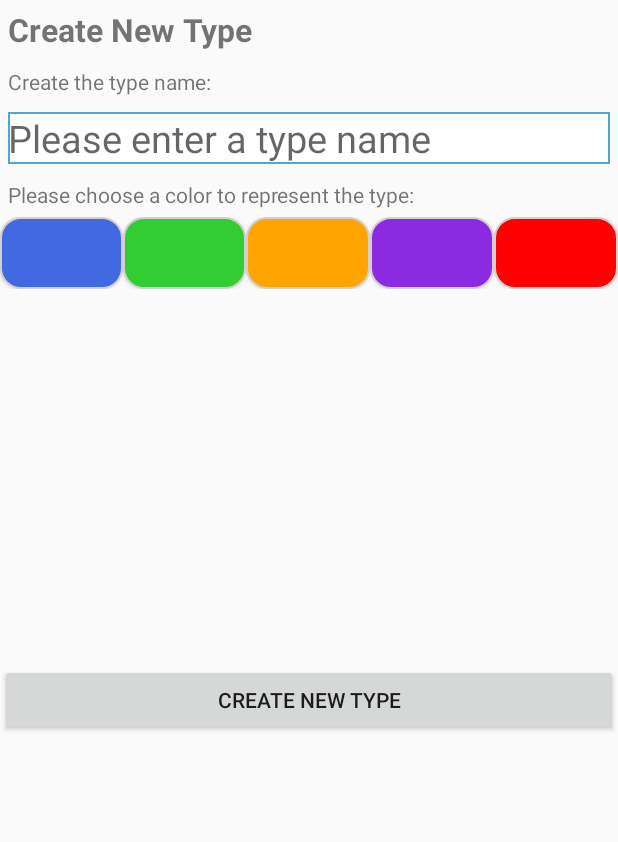
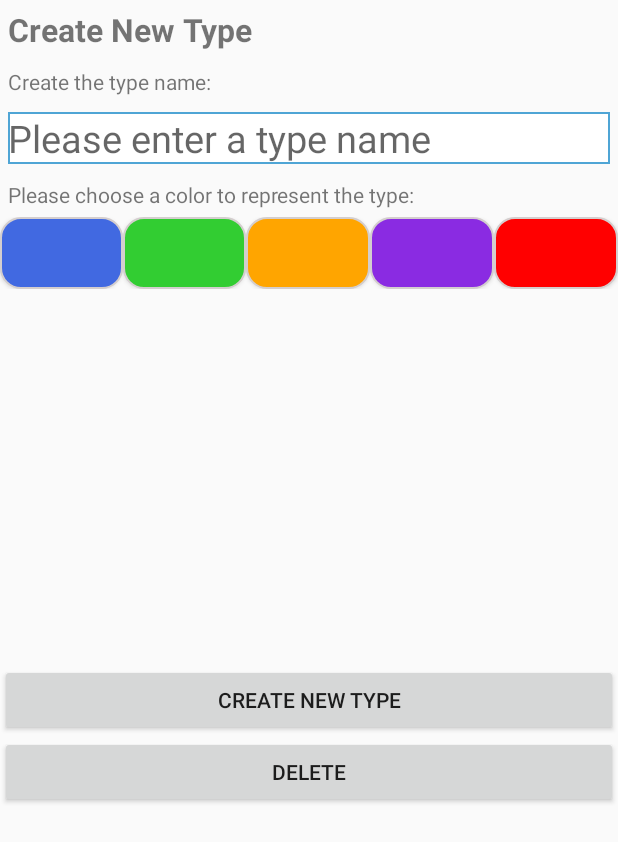
Before and after one commit to Vison-lin/TimeManager, an Android app: the layout typemanagement.xml on its own in the app's theme, with its tools: preview values and no code run, on a phone screen of 412 x 824 dp. Shown: the top 842 px of the screen. Run offline under Robolectric (Android 15) with nearby library versions, the phone set to English and light mode, and no system bars.

Commit message:
Multi fixed/improved

```diff
--- a/app/src/main/java/com/doooge/timemanager/LocalDatabaseHelper.java
+++ b/app/src/main/java/com/doooge/timemanager/LocalDatabaseHelper.java
@@ -217,7 +217,7 @@ public class LocalDatabaseHelper extends SQLiteOpenHelper {
      * This method is used for displaying current Database for debugging only.
      * @param context pass current context
      */
-    protected void showAllData(Context context) {
+    public void showAllData(Context context) {
         SQLiteDatabase db = this.getWritableDatabase();
 
         StringBuilder buffer = new StringBuilder();
--- a/app/src/main/java/com/doooge/timemanager/MainPageSlidesAdapter.java
+++ b/app/src/main/java/com/doooge/timemanager/MainPageSlidesAdapter.java
@@ -24,7 +24,7 @@ public class MainPageSlidesAdapter extends FragmentActivity {
     /**
      * The number of pages (3) to show.
      */
-    private static final int NUM_PAGES = 3;//TODO Static & Adding new Task PAGES To BE IMPLEMENTED
+    private static final int NUM_PAGES = 3;
 
     /**
      * The pager widget, which handles animation and allows swiping horizontally to access previous
--- a/app/src/main/java/com/doooge/timemanager/SpecificTaskCreator.java
+++ b/app/src/main/java/com/doooge/timemanager/SpecificTaskCreator.java
@@ -89,7 +89,7 @@ public class SpecificTaskCreator extends AppCompatActivity {
         timePickerDialogInterface = new TimePickerDialogInterface() {
             @Override
             public void positiveListener(int year, int month, int day) {
-                System.out.println(year + "===" + (month + 1) + "====" + day);
+//                System.out.println(year + "===" + (month + 1) + "====" + day);//TODO Vison: Please DELETE if not use anymore!
                 setYear(year);
                 setMonth(month + 1);
                 setDay(day);
--- a/app/src/main/java/com/doooge/timemanager/SpecificTaskOverviewFragment.java
+++ b/app/src/main/java/com/doooge/timemanager/SpecificTaskOverviewFragment.java
@@ -28,8 +28,6 @@ public class SpecificTaskOverviewFragment extends Fragment implements View.OnCli
     private LocalDatabaseHelper ldh;
     private SpecificTaskOverviewAdapter adapter;
     private ArrayList<SpecificTask> specificTasks;
-    //TODO To be deleted: Facked Calendar (搜索条件)
-    //================================================
 
     @Override
     public View onCreateView(LayoutInflater inflater, ViewGroup container,
--- a/app/src/main/java/com/doooge/timemanager/Task.java
+++ b/app/src/main/java/com/doooge/timemanager/Task.java
@@ -13,9 +13,7 @@ public class Task implements Serializable {
 
     public Task(String taskName) {
         this.taskName = taskName;
-        //todo delete this.
         type = new Type("11","11");
-        type.setId(1);
     }
 
     public String getTaskName() {
--- a/app/src/main/res/layout/typemanagement.xml
+++ b/app/src/main/res/layout/typemanagement.xml
@@ -1,6 +1,5 @@
 <?xml version="1.0" encoding="utf-8"?>
 <android.support.constraint.ConstraintLayout xmlns:android="http://schemas.android.com/apk/res/android"
-    xmlns:tools="http://schemas.android.com/tools"
     android:layout_width="match_parent"
     android:layout_height="match_parent">
 
@@ -116,8 +115,7 @@
                 android:layout_width="match_parent"
                 android:layout_height="match_parent"
                 android:layout_weight="1"
-                android:text="DELETE"
-                android:visibility="invisible"/>
+                android:text="DELETE" />
 
         </LinearLayout>
     </LinearLayout>
--- a/app/src/main/res/values/strings.xml
+++ b/app/src/main/res/values/strings.xml
@@ -26,4 +26,7 @@
     <string name="DELETE_150_MINS">- 2 Hours 30 Minutes</string>
     <string name="DELETE_165_MINS">- 2 Hours 45 Minutes</string>
     <string name="DELETE_180_MINS">- 3 Hours</string>
+    <string name="quick_access_delete_predefined_task_confirm_message">Are you sure you want to delete this pre defined task?</string>
+    <string name="quick_access_confirm_delete_pre_defined_task">Yes, I want to delete this task</string>
+    <string name="quick_access_not_delete_pre_defined_task">No, thanks</string>
 </resources>
```
Also changed, not shown: app/src/main/java/com/doooge/timemanager/SettingPage/TypeCreator.java (+6 -7 lines).
